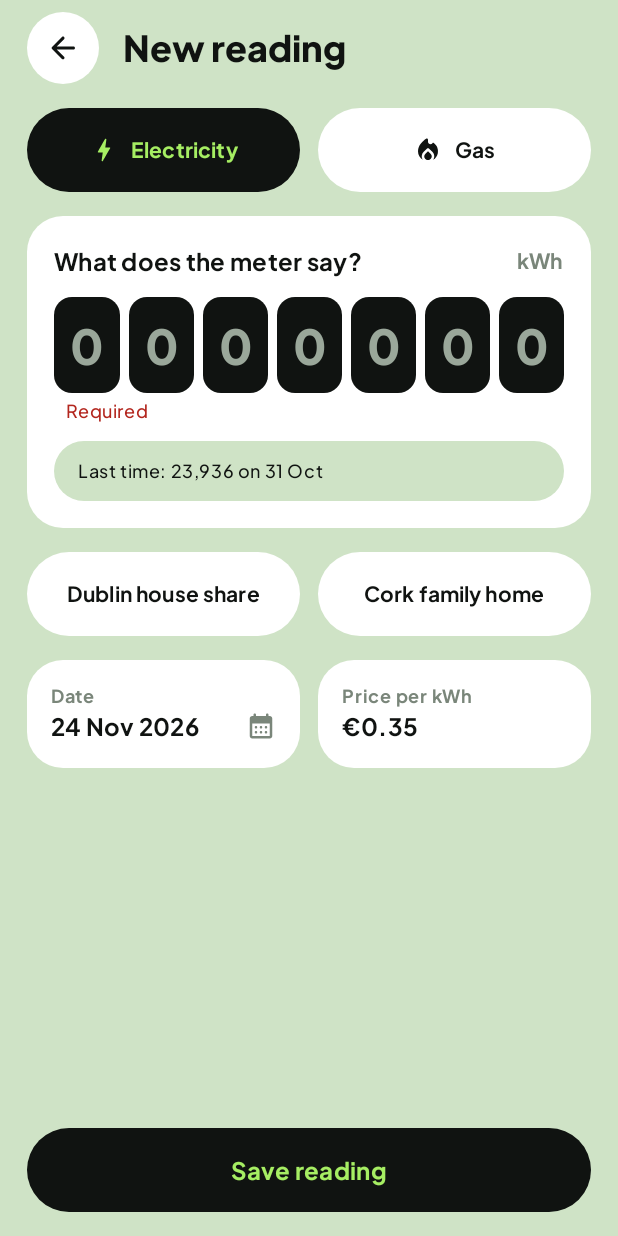
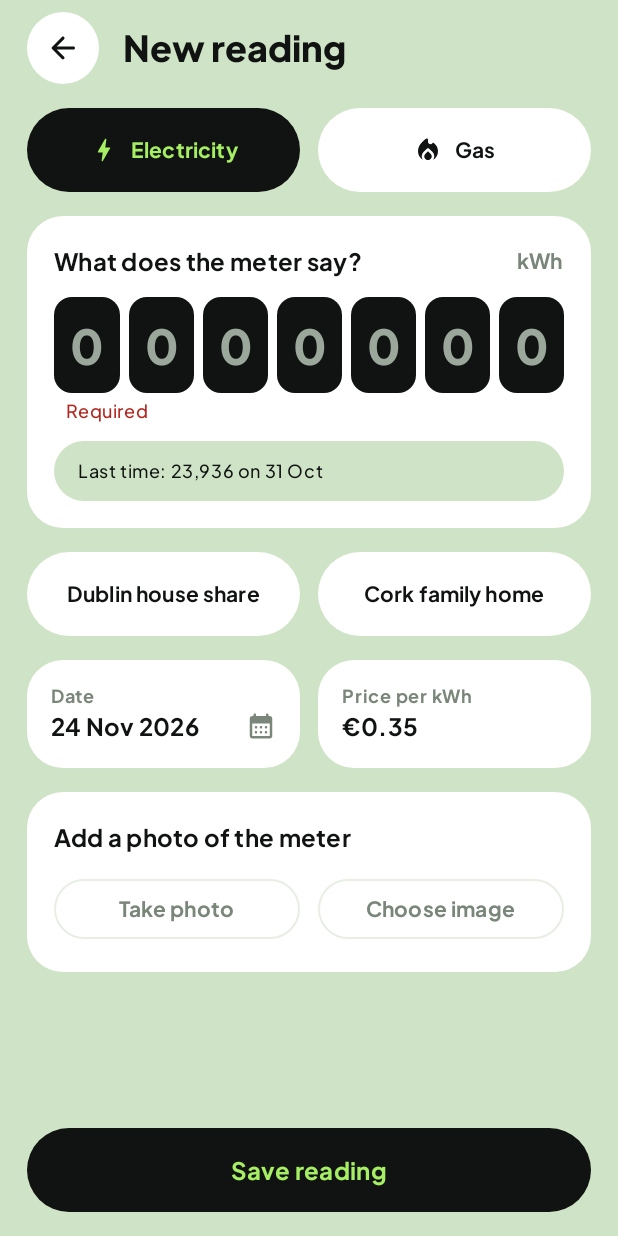
Before and after one commit to timothy-sisa/utility-wise, an Android app built with Jetpack Compose: the AddReadingActivity screen opened directly, with no data from a screen before it, on a phone screen of 412 x 824 dp. Run offline under Robolectric (Android 15) with nearby library versions, the phone set to English and light mode, and no system bars.

Commit message:
feat: add photo capture and image picker on Add Reading

```diff
--- a/app/src/main/java/com/timothysisa/utilitywise/ui/addreading/AddReadingScreen.kt
+++ b/app/src/main/java/com/timothysisa/utilitywise/ui/addreading/AddReadingScreen.kt
@@ -2,7 +2,9 @@ package com.timothysisa.utilitywise.ui.addreading
 
 import android.content.Context
 import android.content.pm.PackageManager
+import android.net.Uri
 import androidx.activity.compose.rememberLauncherForActivityResult
+import androidx.activity.result.PickVisualMediaRequest
 import androidx.activity.result.contract.ActivityResultContracts
 import androidx.compose.foundation.BorderStroke
 import androidx.compose.foundation.layout.Arrangement
@@ -36,6 +38,7 @@ import androidx.compose.material3.DatePickerDialog
 import androidx.compose.material3.ExperimentalMaterial3Api
 import androidx.compose.material3.Icon
 import androidx.compose.material3.MaterialTheme
+import androidx.compose.material3.OutlinedButton
 import androidx.compose.material3.SelectableDates
 import androidx.compose.material3.Surface
 import androidx.compose.material3.Text
@@ -67,6 +70,7 @@ import androidx.compose.ui.text.input.ImeAction
 import androidx.compose.ui.text.input.KeyboardType
 import androidx.compose.ui.tooling.preview.Preview
 import androidx.core.content.ContextCompat
+import androidx.core.content.FileProvider
 import com.timothysisa.utilitywise.R
 import com.timothysisa.utilitywise.data.UtilityRepository
 import com.timothysisa.utilitywise.location.FusedLocationProvider
@@ -85,6 +89,7 @@ import com.timothysisa.utilitywise.ui.theme.UtilityWiseTheme
 import com.timothysisa.utilitywise.validation.ReadingError
 import com.timothysisa.utilitywise.validation.ReadingValidationResult
 import com.timothysisa.utilitywise.validation.ReadingValidator
+import java.io.File
 import java.time.Instant
 import java.time.LocalDate
 import java.time.ZoneOffset
@@ -279,6 +284,7 @@ fun AddReadingScreen(
                         modifier = Modifier.weight(1f)
                     )
                 }
+                if (!isEditing) PhotoCard()
                 if (validReading != null && unitsAdded != null) {
                     CostPreview(units = unitsAdded, tariff = validReading.tariff, unitName = unitName)
                 }
@@ -384,6 +390,55 @@ private fun HousePicker(houses: List<House>, selectedHouse: House?, onHouseSelec
                 Box(contentAlignment = Alignment.Center) {
                     Text(text = house.name, style = MaterialTheme.typography.titleSmall)
                 }
+            }
+        }
+    }
+}
+
+@Composable
+private fun PhotoCard() {
+    val context = LocalContext.current
+    var photoUri by rememberSaveable { mutableStateOf<Uri?>(null) }
+    var pendingUri by rememberSaveable { mutableStateOf<Uri?>(null) }
+    val takePhoto = rememberLauncherForActivityResult(ActivityResultContracts.TakePicture()) { saved ->
+        if (saved) photoUri = pendingUri
+    }
+    val pickImage = rememberLauncherForActivityResult(ActivityResultContracts.PickVisualMedia()) { uri ->
+        if (uri != null) photoUri = uri
+    }
+    Surface(
+        modifier = Modifier.fillMaxWidth(),
+        shape = RoundedCornerShape(Dimens.CornerRadiusLarge),
+        color = MaterialTheme.colorScheme.surface
+    ) {
+        Column(
+            modifier = Modifier.padding(Dimens.HeroPadding),
+            verticalArrangement = Arrangement.spacedBy(Dimens.SpacingMedium)
+        ) {
+            Row(verticalAlignment = Alignment.CenterVertically) {
+                Text(
+                    text = stringResource(if (photoUri == null) R.string.add_reading_photo_hint else R.string.add_reading_photo_added),
+                    modifier = Modifier.weight(1f),
+                    style = MaterialTheme.typography.titleMedium
+                )
+                if (photoUri != null) {
+                    TextButton(onClick = { photoUri = null }) { Text(stringResource(R.string.add_reading_photo_remove)) }
+                }
+            }
+            Row(horizontalArrangement = Arrangement.spacedBy(Dimens.SpacingMedium)) {
+                OutlinedButton(
+                    onClick = {
+                        val dir = File(context.cacheDir, "photos").apply { mkdirs() }
+                        val file = File.createTempFile("reading_", ".jpg", dir)
+                        pendingUri = FileProvider.getUriForFile(context, "${context.packageName}.fileprovider", file)
+                        takePhoto.launch(pendingUri!!)
+                    },
+                    modifier = Modifier.weight(1f)
+                ) { Text(stringResource(R.string.add_reading_take_photo)) }
+                OutlinedButton(
+                    onClick = { pickImage.launch(PickVisualMediaRequest(ActivityResultContracts.PickVisualMedia.ImageOnly)) },
+                    modifier = Modifier.weight(1f)
+                ) { Text(stringResource(R.string.add_reading_choose_image)) }
             }
         }
     }
--- a/app/src/main/res/values/strings.xml
+++ b/app/src/main/res/values/strings.xml
@@ -47,6 +47,11 @@
     <string name="add_reading_price_for_house">Price for %1$s</string>
     <string name="add_reading_adds_about">This reading adds about</string>
     <string name="add_reading_cost_breakdown">%1$s × %2$s</string>
+    <string name="add_reading_photo_hint">Add a photo of the meter</string>
+    <string name="add_reading_photo_added">Photo added</string>
+    <string name="add_reading_photo_remove">Remove</string>
+    <string name="add_reading_take_photo">Take photo</string>
+    <string name="add_reading_choose_image">Choose image</string>
     <string name="add_reading_save">Save reading</string>
     <string name="add_reading_not_found">That reading no longer exists</string>
 
--- /dev/null
+++ b/app/src/main/res/xml/file_paths.xml
@@ -0,0 +1,4 @@
+<?xml version="1.0" encoding="utf-8"?>
+<paths>
+    <cache-path name="photos" path="photos/" />
+</paths>
```
Also changed, not shown: app/src/main/AndroidManifest.xml (+9 -0 lines).
